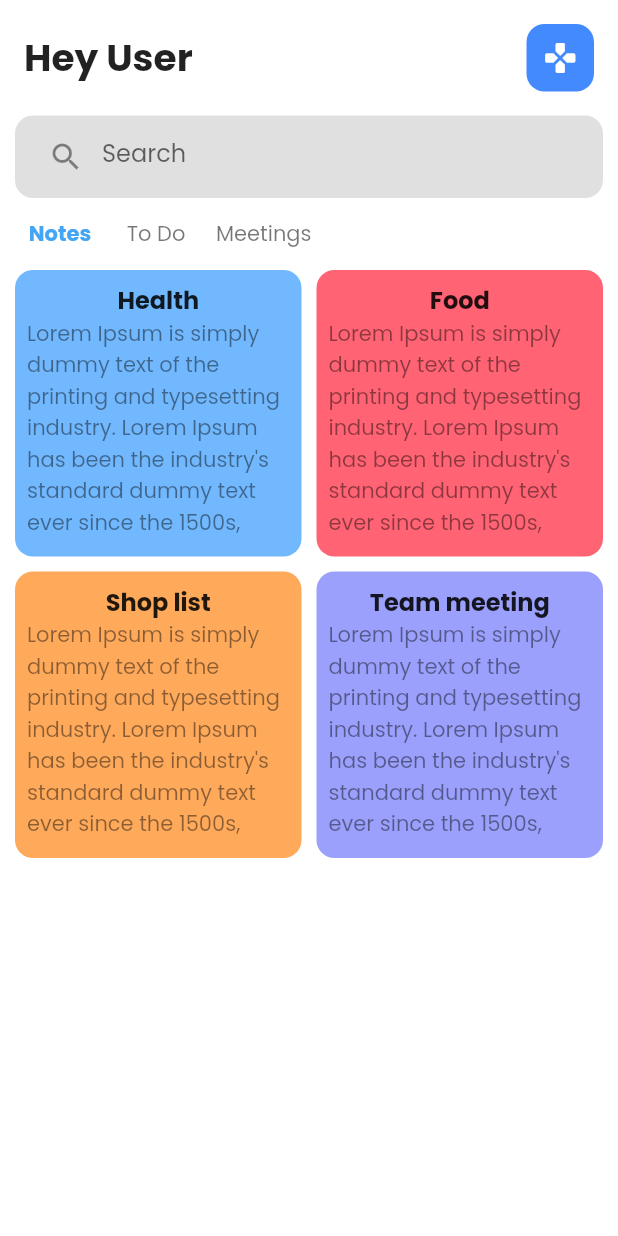
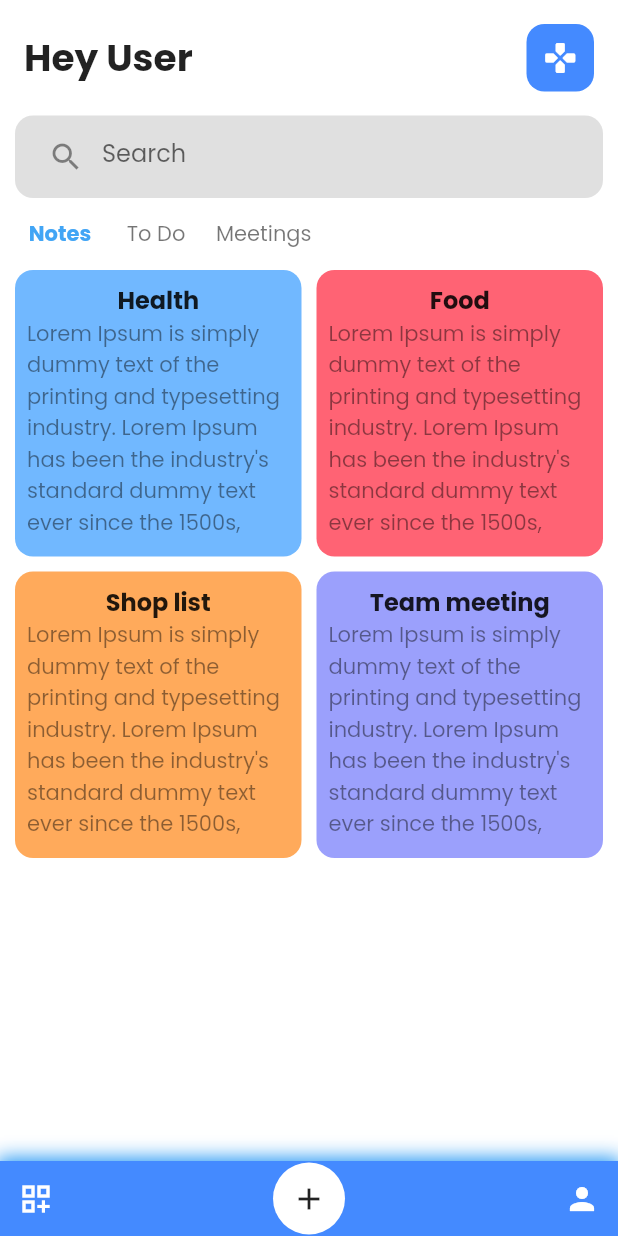
Before and after one commit to Subhajitongit/Notsify, a Flutter app: the screen it shows after launch, on a phone screen of 412 x 824 dp. Run offline on Flutter 3.47's test engine with Material 2 defaults, Android fonts, the phone set to English and light mode, and no system bars.

Commit message:
bottom navigation bar

```diff
--- a/lib/Screens/home_screen.dart
+++ b/lib/Screens/home_screen.dart
@@ -6,7 +6,6 @@ import 'package:note_taking_app/components/custom_appbar.dart';
 import 'package:note_taking_app/components/custom_list.dart';
 import 'package:note_taking_app/components/custom_navbar.dart';
 import 'package:note_taking_app/components/custom_search_bar.dart';
-import 'package:note_taking_app/models/model_item.dart';
 
 class HomeScreen extends StatefulWidget {
   const HomeScreen({Key? key}) : super(key: key);
@@ -19,6 +18,41 @@ class _HomeScreenState extends State<HomeScreen> {
   @override
   Widget build(BuildContext context) {
     return Scaffold(
+      bottomNavigationBar: Container(
+        height: 50,
+        // ignore: prefer_const_literals_to_create_immutables
+        decoration: BoxDecoration(color: Colors.blueAccent, boxShadow: [
+          BoxShadow(
+            color: Colors.blue,
+            spreadRadius: 2,
+            blurRadius: 10.0,
+          )
+        ]),
+        child: Row(
+          mainAxisAlignment: MainAxisAlignment.spaceBetween,
+          children: [
+            IconButton(
+              onPressed: () {},
+              icon:
+                  Icon(Icons.dashboard_customize_outlined, color: Colors.white),
+            ),
+            Padding(
+              padding: const EdgeInsets.all(0.0),
+              child: Container(
+                decoration: BoxDecoration(
+                  color: Colors.white,
+                  shape: BoxShape.circle,
+                ),
+                child: IconButton(onPressed: () {}, icon: Icon(Icons.add)),
+              ),
+            ),
+            IconButton(
+              onPressed: () {},
+              icon: Icon(Icons.person, color: Colors.white),
+            ),
+          ],
+        ),
+      ),
       backgroundColor: Colors.white,
       body: SafeArea(
         child: ListView(
@@ -31,7 +65,6 @@ class _HomeScreenState extends State<HomeScreen> {
             //navBar section
             CustomNavBar(),
             //models section
-
             ListData()
           ],
         ),
--- a/lib/components/custom_list.dart
+++ b/lib/components/custom_list.dart
@@ -1,6 +1,7 @@
+// ignore_for_file: prefer_const_constructors
+
 import 'package:flutter/material.dart';
 import 'package:note_taking_app/models/model_item.dart';
-
 
 class ListData extends StatelessWidget {
   const ListData({
```
